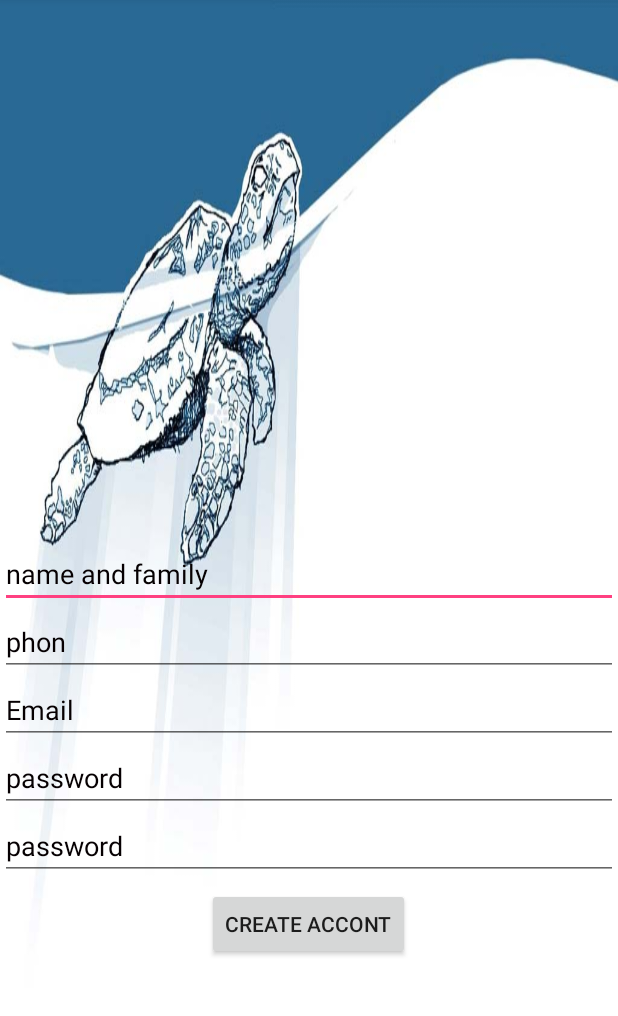
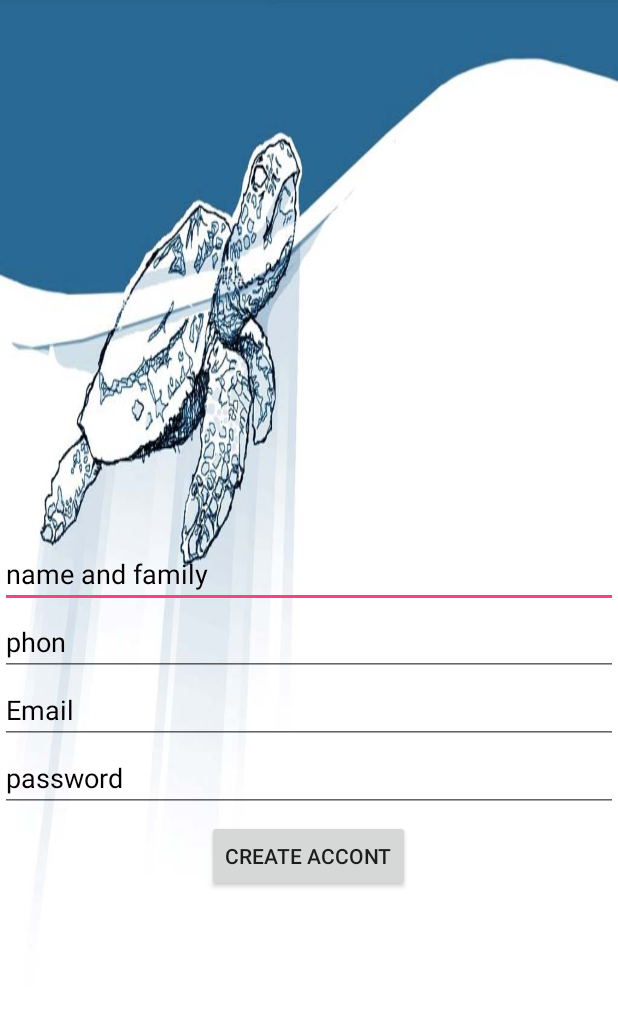
Before and after one commit to tarahomi74/NotetWork, an Android app: the ContectActivity screen opened directly, with no data from a screen before it, on a phone screen of 412 x 824 dp, the part 86-1102 px from its top. Run offline under Robolectric (Android 15) with nearby library versions, the phone set to English and light mode, and no system bars.

Commit message:
creat_accont

```diff
--- a/app/src/main/java/com/example/sahand/notetwork/ContectActivity.java
+++ b/app/src/main/java/com/example/sahand/notetwork/ContectActivity.java
@@ -1,16 +1,63 @@
 package com.example.sahand.notetwork;
 
+import android.app.Activity;
+import android.content.Intent;
 import android.support.v7.app.AppCompatActivity;
 import android.os.Bundle;
+import android.view.View;
+import android.widget.Button;
+import android.widget.EditText;
+import android.widget.Toast;
 
 public class ContectActivity extends AppCompatActivity {
-
+    EditText name,phon,email,new_pas;
+    Button btn_login_new;
     @Override
     protected void onCreate(Bundle savedInstanceState) {
         super.onCreate(savedInstanceState);
         setContentView(R.layout.activity_contect);
+        name  = (EditText)findViewById(R.id.name);
+        phon  = (EditText)findViewById(R.id.phon);
+        email  = (EditText)findViewById(R.id.email);
+        new_pas  = (EditText)findViewById(R.id.new_pas);
 
 
+        final Activity context = this;
+
+        btn_login_new  = (Button) findViewById(R.id.btn_login_new);
+        btn_login_new.setOnClickListener(new View.OnClickListener() {
+            @Override
+            public void onClick(View view) {
+                if(name.getText().toString().equals(""))
+                {
+                    Toast.makeText(context,"نام و نام خانوادگی را وارد کنید",Toast.LENGTH_SHORT).show();
+                }
+                else if(phon.getText().toString().equals(""))
+                {
+                    Toast.makeText(context,"نلفن را وارد کنید",Toast.LENGTH_SHORT).show();
+                }
+                else if(email.getText().toString().equals(""))
+                {
+                    Toast.makeText(context,"ایمیل را وارد کنید",Toast.LENGTH_SHORT).show();
+                }
+                else if(new_pas.getText().toString().equals(""))
+                {
+                    Toast.makeText(context,"پسوورد را وارد کنید",Toast.LENGTH_SHORT).show();
+                }
+                else
+                {
+                    if(false)
+                    {
+                        Intent contect = new Intent(context,List_WorkActivity.class);
+                        startActivity(contect);
+                    }
+                    else
+                    {
+                        Toast.makeText(context,"شما عضو نیستید",Toast.LENGTH_SHORT).show();
+                    }
+                }
+            }
+        });
 
 
 
--- a/app/src/main/res/layout/activity_contect.xml
+++ b/app/src/main/res/layout/activity_contect.xml
@@ -54,23 +54,12 @@
         android:layout_width="match_parent"
         android:layout_height="wrap_content" />
 
-    <EditText
-        android:id="@+id/new_pas2"
-        android:inputType="textPassword"
-        android:layout_below="@+id/new_pas"
-        android:paddingRight="10dp"
-        android:textColorHint="@color/black"
-        android:layout_centerInParent="true"
-        android:hint="password"
-        android:layout_width="match_parent"
-        android:layout_height="wrap_content" />
-
 
     <Button
-        android:id="@+id/btn_login"
+        android:id="@+id/btn_login_new"
         android:layout_marginTop="5dp"
         android:text="create accont"
-        android:layout_below="@+id/new_pas2"
+        android:layout_below="@+id/new_pas"
         android:layout_centerHorizontal="true"
         android:layout_width="wrap_content"
         android:layout_height="wrap_content" />
```
